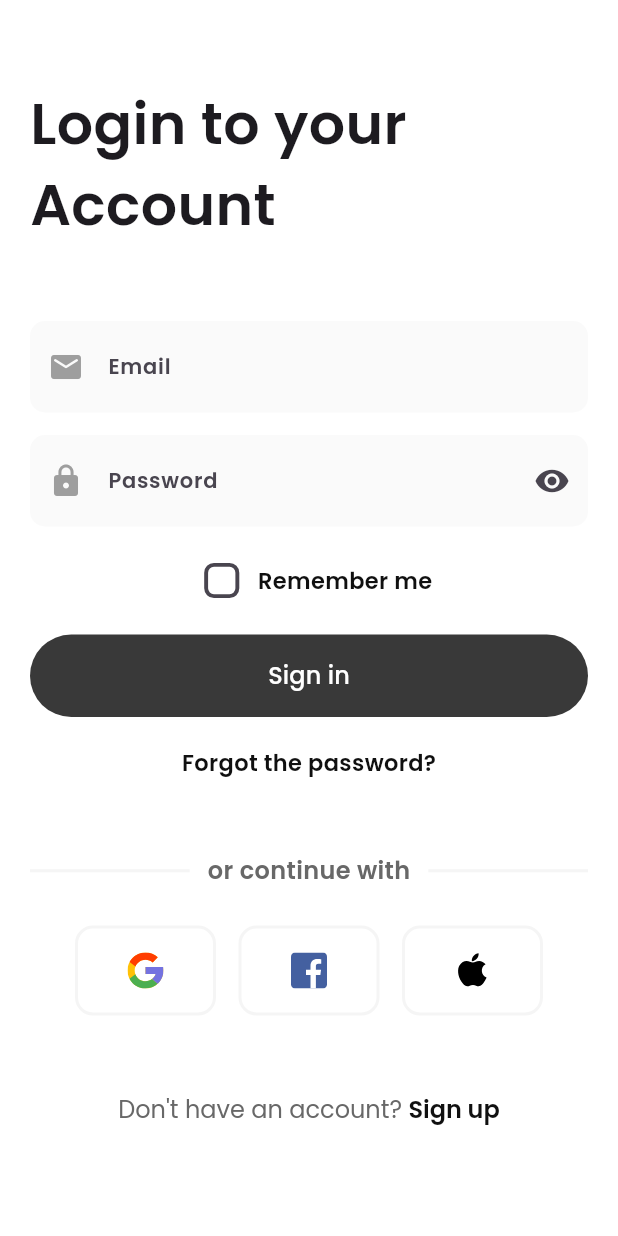
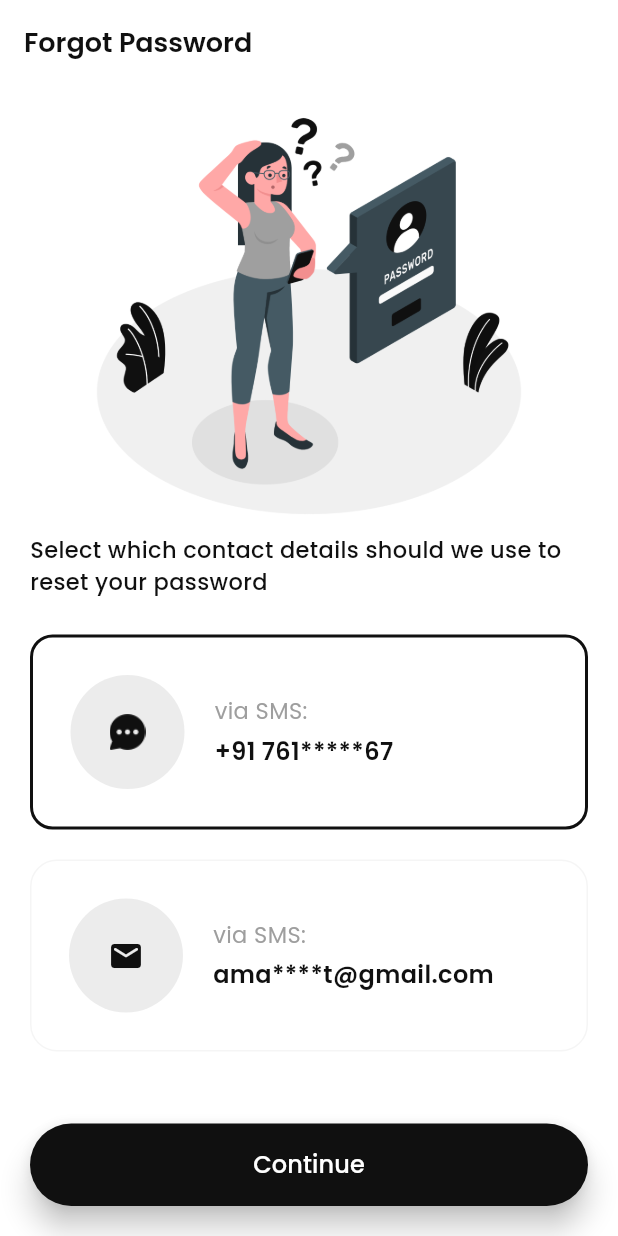
Before and after one commit to Aman-Singh-Rawat/E-Commerce-App, a Flutter app: the screen it shows after launch, on a phone screen of 412 x 824 dp. Run offline on Flutter 3.47's test engine with Material 3 defaults, Android fonts, the phone set to English and light mode, and no system bars; our stand-ins replace flutter_svg, google_fonts.

Commit message:
create forgot password

```diff
--- a/lib/main.dart
+++ b/lib/main.dart
@@ -1,12 +1,11 @@
 import 'package:flutter/material.dart';
-import 'package:shoesy/screens/authentication/sign_in_screen.dart';
-import 'package:shoesy/screens/splash/splash_screen.dart';
+import 'package:shoesy/screens/authentication/forgot_password.dart';
 
 void main() {
   runApp(
     const MaterialApp(
       debugShowCheckedModeBanner: false,
-      home: SignInScreen(),
+      home: ForgotPassword(),
     ),
   );
 }
--- /dev/null
+++ b/lib/screens/authentication/forgot_password.dart
@@ -0,0 +1,206 @@
+import 'package:flutter/material.dart';
+import 'package:flutter_svg/svg.dart';
+import 'package:google_fonts/google_fonts.dart';
+import 'package:shoesy/widgets/custom_button.dart';
+
+class ForgotPassword extends StatefulWidget {
+  const ForgotPassword({super.key});
+
+  @override
+  State<ForgotPassword> createState() => _ForgotPasswordState();
+}
+
+class _ForgotPasswordState extends State<ForgotPassword> {
+  bool flag = true;
+
+  @override
+  Widget build(BuildContext context) {
+    return Scaffold(
+      backgroundColor: Colors.white,
+      appBar: AppBar(
+        backgroundColor: Colors.white,
+        title: Text(
+          "Forgot Password",
+          style: GoogleFonts.poppins(
+            color: const Color(0xFF101010),
+            fontWeight: FontWeight.w600,
+            fontSize: 18,
+          ),
+        ),
+      ),
+      body: Padding(
+        padding: const EdgeInsets.symmetric(horizontal: 20),
+        child: Column(
+          crossAxisAlignment: CrossAxisAlignment.center,
+          children: [
+            Center(
+              child: Image.asset(
+                "assets/images/img_forgot_password.png",
+                width: 300,
+                height: 300,
+              ),
+            ),
+            Text(
+              "Select which contact details should we use to reset your password",
+              style: GoogleFonts.poppins(
+                color: const Color(0xFF101010),
+                fontWeight: FontWeight.w500,
+                fontSize: 15,
+              ),
+            ),
+            const SizedBox(height: 25),
+            Container(
+              decoration: flag
+                  ? BoxDecoration(
+                      borderRadius: const BorderRadius.all(Radius.circular(15)),
+                      border: Border.all(
+                        color: const Color(0xFF101010),
+                        width: 2,
+                      ),
+                    )
+                  : BoxDecoration(
+                      borderRadius: const BorderRadius.all(Radius.circular(18)),
+                      border: Border.all(
+                        color: const Color(0xFFF5F5F5),
+                        width: 1,
+                      ),
+                    ),
+              child: InkWell(
+                onTap: () {
+                  setState(() {
+                    if (!flag) {
+                      flag = !flag;
+                    }
+                  });
+                },
+                borderRadius: const BorderRadius.all(
+                  Radius.circular(15),
+                ),
+                child: Padding(
+                  padding: const EdgeInsets.all(25),
+                  child: Row(
+                    children: [
+                      CircleAvatar(
+                        radius: 38,
+                        backgroundColor: const Color(0xFFECECEC),
+                        child: Image.asset(
+                          "assets/images/img_message.png",
+                          width: 24,
+                          height: 24,
+                          color: const Color(0xFF101010),
+                        ),
+                      ),
+                      const SizedBox(width: 20),
+                      Column(
+                        crossAxisAlignment: CrossAxisAlignment.start,
+                        children: [
+                          Text(
+                            "via SMS:",
+                            style: GoogleFonts.poppins(
+                              fontSize: 15,
+                              color: Colors.grey,
+                            ),
+                          ),
+                          const SizedBox(height: 5),
+                          Text(
+                            "+91 761*****67",
+                            style: GoogleFonts.poppins(
+                              fontSize: 16,
+                              color: const Color(0xFF101010),
+                              fontWeight: FontWeight.w600,
+                            ),
+                          )
+                        ],
+                      )
+                    ],
+                  ),
+                ),
+              ),
+            ),
+            const SizedBox(height: 20),
+            Container(
+              decoration: !flag
+                  ? BoxDecoration(
+                      borderRadius: const BorderRadius.all(Radius.circular(15)),
+                      border: Border.all(
+                        color: const Color(0xFF101010),
+                        width: 2,
+                      ),
+                    )
+                  : BoxDecoration(
+                      borderRadius: const BorderRadius.all(Radius.circular(18)),
+                      border: Border.all(
+                        color: const Color(0xFFF5F5F5),
+                        width: 1,
+                      ),
+                    ),
+              child: InkWell(
+                onTap: () {
+                  setState(() {
+                    if (flag) {
+                      flag = !flag;
+                    }
+                  });
+                },
+                borderRadius: const BorderRadius.all(
+                  Radius.circular(15),
+                ),
+                child: Padding(
+                  padding: const EdgeInsets.all(25),
+                  child: Row(
+                    children: [
+                      const CircleAvatar(
+                        radius: 38,
+                        backgroundColor: Color(0xFFECECEC),
+                        child: Icon(
+                          Icons.email_rounded,
+                          size: 24,
+                          color: Color(0xFF101010),
+                        ),
+                      ),
+                      const SizedBox(width: 20),
+                      Column(
+                        crossAxisAlignment: CrossAxisAlignment.start,
+                        children: [
+                          Text(
+                            "via SMS:",
+                            style: GoogleFonts.poppins(
+                              fontSize: 15,
+                              color: Colors.grey,
+                            ),
+                          ),
+                          const SizedBox(height: 5),
+                          Text(
+                            "ama****t@gmail.com",
+                            style: GoogleFonts.poppins(
+                              fontSize: 16,
+                              color: const Color(0xFF101010),
+                              fontWeight: FontWeight.w600,
+                            ),
+                          )
+                        ],
+                      )
+                    ],
+                  ),
+                ),
+              ),
+            ),
+            const Spacer(),
+            SizedBox(
+              width: double.infinity,
+              child: Expanded(
+                child: CustomButton(
+                  onPressedCallback: () {},
+                  btnText: "Continue",
+                  btnColor: const Color(0xFF101010),
+                  btnElevation: 8,
+                ),
+              ),
+            ),
+            const SizedBox(height: 20),
+          ],
+        ),
+      ),
+    );
+  }
+}
--- a/lib/widgets/auth_input_fields.dart
+++ b/lib/widgets/auth_input_fields.dart
@@ -28,7 +28,7 @@ class _AuthInputFieldsState extends State<AuthInputFields> {
   );
 
   final _decoration = InputDecoration(
-    contentPadding: EdgeInsets.symmetric(vertical: 20),
+    contentPadding: const EdgeInsets.symmetric(vertical: 20),
     enabledBorder: OutlineInputBorder(
       borderRadius: BorderRadius.circular(10),
       borderSide: BorderSide.none,
```
Also changed, not shown: assets/images/Message.svg (added), assets/images/img_forgot_password.png (added), assets/images/img_message.png (added).
